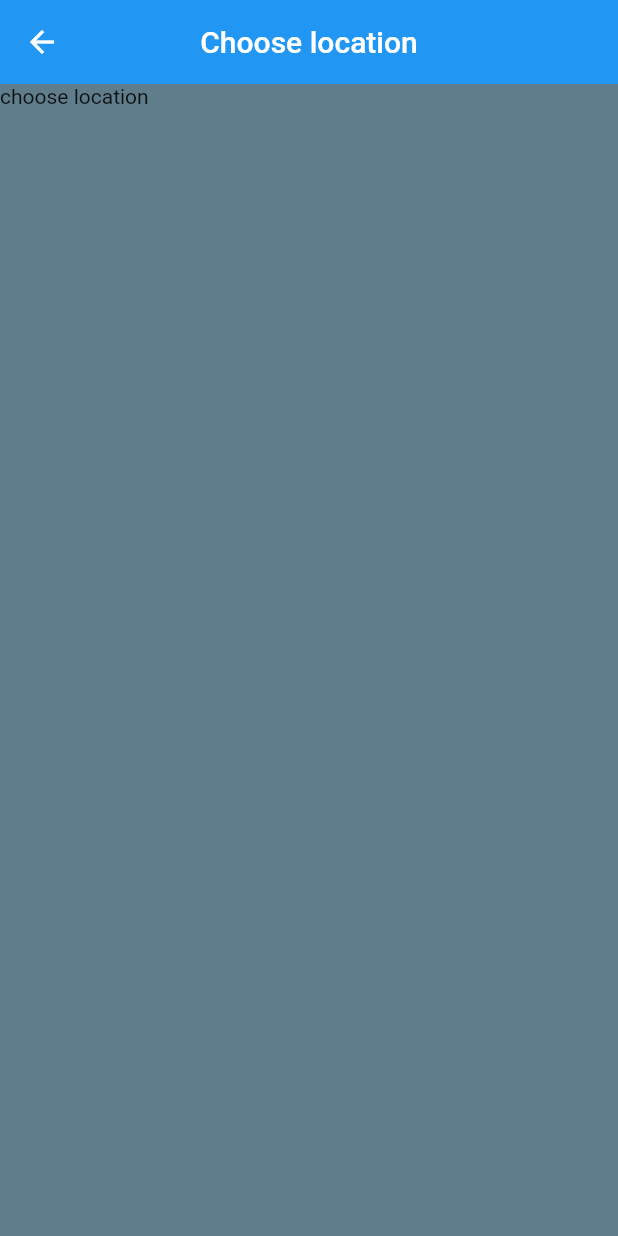
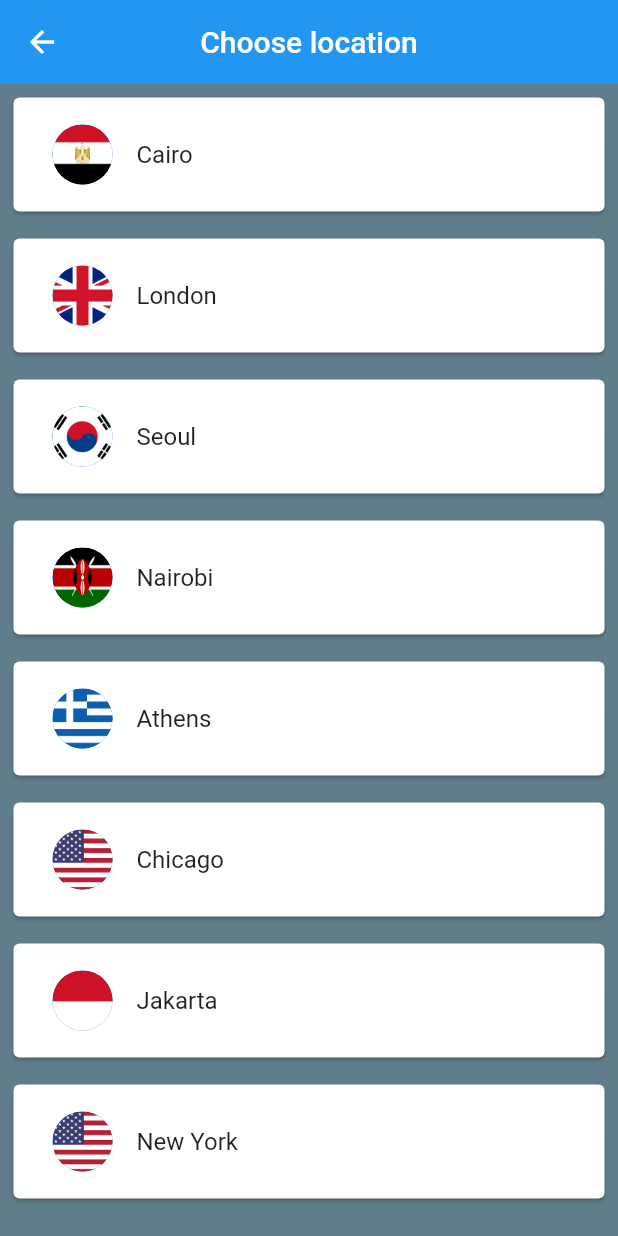
Before and after one commit to Lobana-sky/worldTimeFlutter, a Flutter app: the screen it shows after launch, after a tap on "Edit location", on a phone screen of 412 x 824 dp. Run offline on Flutter 3.47's test engine with Material 2 defaults, Android fonts, the phone set to English and light mode, and no system bars; our stand-ins replace flutter_spinkit; network calls fail.

Commit message:
add choosing location page

```diff
--- a/lib/pages/choose_location.dart
+++ b/lib/pages/choose_location.dart
@@ -1,4 +1,5 @@
 import 'package:flutter/material.dart';
+import 'package:world_time/service/world_time.dart';
 
 class ChooseLocation extends StatefulWidget {
   const ChooseLocation({ Key? key }) : super(key: key);
@@ -8,6 +9,29 @@ class ChooseLocation extends StatefulWidget {
 }
 
 class _ChooseLocationState extends State<ChooseLocation> {
+
+    List<WorldTime> locations = [
+    WorldTime('Africa/Cairo', 'Cairo', 'egypt.png'),
+    WorldTime('Europe/London', 'London', 'uk.png'),
+    WorldTime('Asia/Seoul', 'Seoul', 'south_korea.png'),
+    WorldTime('Africa/Nairobi', 'Nairobi', 'kenya.png'),
+    WorldTime('Europe/Berlin', 'Athens', 'greece.png'),
+    WorldTime('America/Chicago', 'Chicago', 'usa.png'),
+    WorldTime('Asia/Jakarta', 'Jakarta', 'indonesia.png'),
+    WorldTime('America/New_York', 'New York', 'usa.png'),
+  ];
+
+  void updateTime(index) async {
+    WorldTime instance = locations[index];
+    await instance.getTime();
+    Navigator.pop(context, {
+      'location': instance.location,
+      'flag': instance.flag,
+      'url': instance.url,
+      'isDayLight': instance.isDayLight,
+      'time': instance.time,
+    });
+  }
 
   @override
   Widget build(BuildContext context) {
@@ -19,7 +43,28 @@ class _ChooseLocationState extends State<ChooseLocation> {
         elevation: 0,
         backgroundColor: Colors.blue,
       ),
-      body: Text('choose location'),
+      body: ListView.builder(
+        itemCount: locations.length,
+        itemBuilder: (context, index) {
+          return Padding(
+            padding: const EdgeInsets.symmetric(vertical: 5.0, horizontal: 5.0), // get padding leftright and updown
+            child: Card(
+              child: Padding(
+                padding: const EdgeInsets.all(10.0),
+                child: ListTile(
+                  onTap: (){
+                    updateTime(index);
+                    },
+                  title: Text(locations[index].location),
+                  leading: CircleAvatar(
+                    backgroundImage: AssetImage('assets/${locations[index].flag}'),
+                  ),
+                ),
+              ),
+            ),
+          );
+        },
+      ),
     );
   }
 }
--- a/lib/pages/home.dart
+++ b/lib/pages/home.dart
@@ -14,32 +14,65 @@ class _HomeState extends State<Home> {
   @override
   Widget build(BuildContext context) {
 
-    data = ModalRoute.of(context)?.settings.arguments;
+    data = data.isNotEmpty ? data : ModalRoute.of(context)?.settings.arguments;
+
+    String bgImage = data['isDayLight'] ? 'day.png' : 'night.png';
+    Color bgColor = data['isDayLight'] ? Colors.blue : Colors.indigo;
 
     return Scaffold(
+      backgroundColor: bgColor,
       body: SafeArea(
+        child: Container(
+          decoration: BoxDecoration(
+            image: DecorationImage(
+              image: AssetImage('assets/$bgImage'),
+              fit: BoxFit.cover,
+            )
+          ),
           child: Padding(
             padding: const EdgeInsets.fromLTRB(50.0, 100.0, 50.0, 50.0),
             child: Column(
               children: [
                 TextButton.icon(
-                onPressed: () {
-                  Navigator.pushNamed(context, '/location');
+                  onPressed: () async {
+                    dynamic result = await Navigator.pushNamed(context, '/location'); // return from pop with new informations
+                    setState(() {
+                      data = result;
+                    });
                   },
-                icon: Icon(Icons.edit_location),
-                label: Text('Edit location'),
+                  icon: Icon(
+                    Icons.edit_location,
+                    color: Colors.white,
+                    ),
+                  label: Text(
+                    'Edit location',
+                    style: TextStyle(
+                      color: Colors.white,
+                    ),
+                    ),
                   ),
                 SizedBox(height: 30.0),
+                Image.asset(
+                  'assets/${data['flag']}',
+                  width: 200,
+                  height: 100,
+                  fit:BoxFit.fill
+                  ),
+                SizedBox(height: 50.0),
                 Row(
                   mainAxisAlignment: MainAxisAlignment.center,
                   children: [
+
                     Text(
                       data['location'],
                       style: TextStyle(
-                      fontSize: 20.0,
-                      letterSpacing: 2.0
+                        fontSize: 80.0,
+                        letterSpacing: 2.0,
+                        fontWeight: FontWeight.bold,
+                        color: Colors.white,
                       ),
                     ),
+
                   ],
                 ),
                 SizedBox(height: 50.0),
@@ -48,9 +81,12 @@ class _HomeState extends State<Home> {
                   style: TextStyle(
                     fontSize: 50.0,
                     letterSpacing: 2.0,
+                    color: Colors.white,
                   ),
                 ),
+
               ],
+            ),
           ),
         ),
       ),
--- a/lib/pages/loading.dart
+++ b/lib/pages/loading.dart
@@ -15,12 +15,13 @@ class _LoadingState extends State<Loading> {
   String time = 'Loading';
 
   void setupWorldTime() async {
-    WorldTime instance = WorldTime('berlin', 'germany.png', 'Europe/London');
+    WorldTime instance = WorldTime('Europe/London', 'London', 'uk.png');
     await instance.getTime();
     Navigator.pushReplacementNamed(context, '/home', arguments: { // what we want to send to next page
       'location': instance.location,
       'flag': instance.flag,
-      'time': instance.time
+      'time': instance.time,
+      'isDayLight': instance.isDayLight
     });
   }
 
@@ -35,7 +36,7 @@ class _LoadingState extends State<Loading> {
     return Scaffold(
       backgroundColor: Colors.blue[900],
       body: Center(
-        child: SpinKitRotatingCircle(
+        child: SpinKitFoldingCube(
           color: Colors.white,
           size: 50.0,
         ),
--- a/lib/service/world_time.dart
+++ b/lib/service/world_time.dart
@@ -8,8 +8,9 @@ class WorldTime {
   String flag;
   String url;
   String location;
+  bool isDayLight = false;
 
-  WorldTime(this.location, this.flag, this.url);
+  WorldTime(this.url, this.location, this.flag);
 
   Future<void> getTime() async {
 
@@ -24,6 +25,7 @@ class WorldTime {
       DateTime now = DateTime.parse(dateTime);
       now = now.add(Duration(hours: int.parse(offset)));
 
+      isDayLight = now.hour > 6 && now.hour < 20 ? true : false ;
       // set now to time
       time = DateFormat.jm().format(now);
     }
--- a/pubspec.yaml
+++ b/pubspec.yaml
@@ -48,9 +48,8 @@ flutter:
   uses-material-design: true
 
   # To add assets to your application, add an assets section, like this:
-  # assets:
-  #   - images/a_dot_burr.jpeg
-  #   - images/a_dot_ham.jpeg
+  assets:
+    - assets/
 
   # An image asset can refer to one or more resolution-specific "variants", see
   # https://flutter.dev/assets-and-images/#resolution-aware.
```
Also changed, not shown: assets/day.png (added), assets/egypt.png (added), assets/germany.png (added), assets/greece.png (added), assets/indonesia.png (added), assets/kenya.png (added), assets/night.png (added), assets/south_korea.png (added), assets/uk.png (added), assets/usa.png (added). Lines whose indentation alone changed are shown as unchanged.
